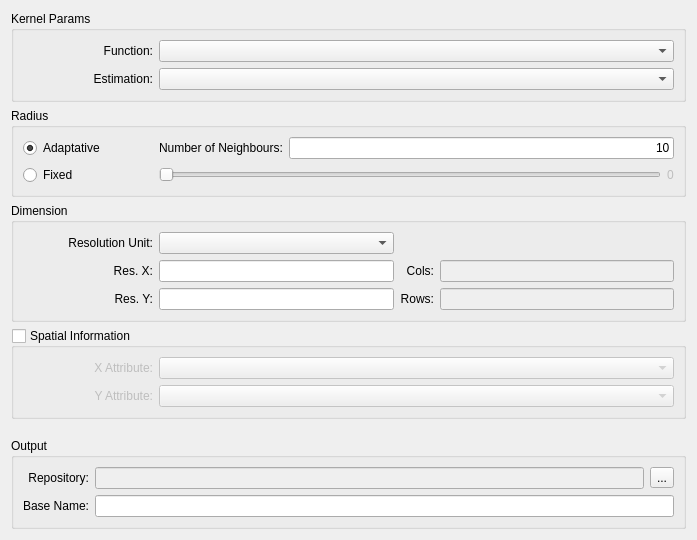
Qt form src/fiocruz/regionalization/qt/ui/RegionalizationRasterWizardPageForm.ui (ericabreu82/tv5_flow) before a commit.
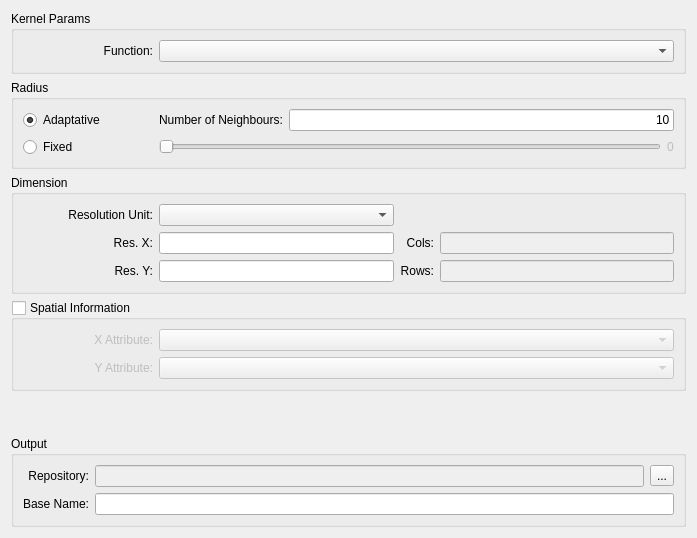
The same form after that commit.

Commit message: reg raster enhancements

```diff
--- a/src/fiocruz/regionalization/qt/ui/RegionalizationRasterWizardPageForm.ui
+++ b/src/fiocruz/regionalization/qt/ui/RegionalizationRasterWizardPageForm.ui
@@ -55,32 +55,6 @@
               </property>
              </widget>
             </item>
-            <item row="1" column="0">
-             <widget class="QLabel" name="label_3">
-              <property name="minimumSize">
-               <size>
-                <width>130</width>
-                <height>0</height>
-               </size>
-              </property>
-              <property name="text">
-               <string>Estimation:</string>
-              </property>
-              <property name="alignment">
-               <set>Qt::AlignRight|Qt::AlignTrailing|Qt::AlignVCenter</set>
-              </property>
-             </widget>
-            </item>
-            <item row="1" column="1">
-             <widget class="QComboBox" name="m_estimationComboBox">
-              <property name="sizePolicy">
-               <sizepolicy hsizetype="MinimumExpanding" vsizetype="Fixed">
-                <horstretch>0</horstretch>
-                <verstretch>0</verstretch>
-               </sizepolicy>
-              </property>
-             </widget>
-            </item>
            </layout>
           </item>
          </layout>
```
Left out of the diff: 1 changed line with no effect on the pictures. The commit also changes 3 other files.
